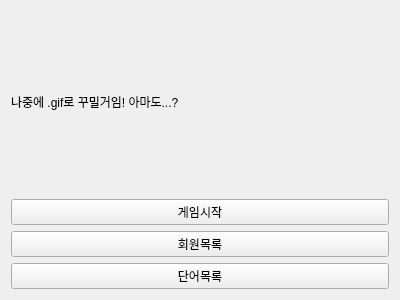
Old version of the form menuwidget.ui in the repository Jhnn22/VEDA_MiniProject.
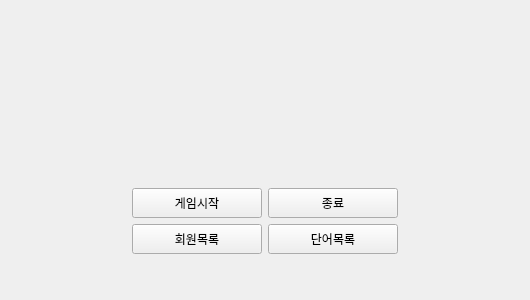
New version of the form.

The edit to the form file:
```diff
--- a/menuwidget.ui
+++ b/menuwidget.ui
@@ -6,41 +6,129 @@
    <rect>
     <x>0</x>
     <y>0</y>
-    <width>400</width>
+    <width>530</width>
     <height>300</height>
    </rect>
   </property>
+  <property name="minimumSize">
+   <size>
+    <width>530</width>
+    <height>300</height>
+   </size>
+  </property>
+  <property name="maximumSize">
+   <size>
+    <width>530</width>
+    <height>300</height>
+   </size>
+  </property>
   <property name="windowTitle">
    <string>Form</string>
   </property>
+  <property name="styleSheet">
+   <string notr="true"/>
+  </property>
   <layout class="QHBoxLayout" name="horizontalLayout">
    <item>
     <layout class="QVBoxLayout" name="verticalLayout_2">
      <item>
       <widget class="QLabel" name="label">
+       <property name="minimumSize">
+        <size>
+         <width>0</width>
+         <height>0</height>
+        </size>
+       </property>
        <property name="text">
-        <string>나중에 .gif로 꾸밀거임! 아마도...?</string>
+        <string/>
        </property>
       </widget>
      </item>
      <item>
-      <layout class="QVBoxLayout" name="verticalLayout">
-       <item>
+      <layout class="QGridLayout" name="gridLayout_2">
+       <item row="0" column="1" alignment="Qt::AlignmentFlag::AlignLeft|Qt::AlignmentFlag::AlignBottom">
+        <widget class="QPushButton" name="quit">
+         <property name="minimumSize">
+          <size>
+           <width>130</width>
+           <height>30</height>
+          </size>
+         </property>
+         <property name="maximumSize">
+          <size>
+           <width>130</width>
+           <height>30</height>
+          </size>
+         </property>
+         <property name="styleSheet">
+          <string notr="true"/>
+         </property>
+         <property name="text">
+          <string>종료</string>
+         </property>
+        </widget>
+       </item>
+       <item row="0" column="0" alignment="Qt::AlignmentFlag::AlignRight|Qt::AlignmentFlag::AlignBottom">
         <widget class="QPushButton" name="gameStart">
+         <property name="minimumSize">
+          <size>
+           <width>130</width>
+           <height>30</height>
+          </size>
+         </property>
+         <property name="maximumSize">
+          <size>
+           <width>130</width>
+           <height>30</height>
+          </size>
+         </property>
+         <property name="styleSheet">
+          <string notr="true"/>
+         </property>
          <property name="text">
           <string>게임시작</string>
          </property>
         </widget>
        </item>
-       <item>
+       <item row="1" column="0" alignment="Qt::AlignmentFlag::AlignRight|Qt::AlignmentFlag::AlignTop">
         <widget class="QPushButton" name="memberList">
+         <property name="minimumSize">
+          <size>
+           <width>130</width>
+           <height>30</height>
+          </size>
+         </property>
+         <property name="maximumSize">
+          <size>
+           <width>130</width>
+           <height>30</height>
+          </size>
+         </property>
+         <property name="styleSheet">
+          <string notr="true"/>
+         </property>
          <property name="text">
           <string>회원목록</string>
          </property>
         </widget>
        </item>
-       <item>
+       <item row="1" column="1" alignment="Qt::AlignmentFlag::AlignLeft|Qt::AlignmentFlag::AlignTop">
         <widget class="QPushButton" name="wordList">
+         <property name="minimumSize">
+          <size>
+           <width>130</width>
+           <height>30</height>
+          </size>
+         </property>
+         <property name="maximumSize">
+          <size>
+           <width>130</width>
+           <height>30</height>
+          </size>
+         </property>
+         <property name="styleSheet">
+          <string notr="true"/>
+         </property>
          <property name="text">
           <string>단어목록</string>
          </property>
```
